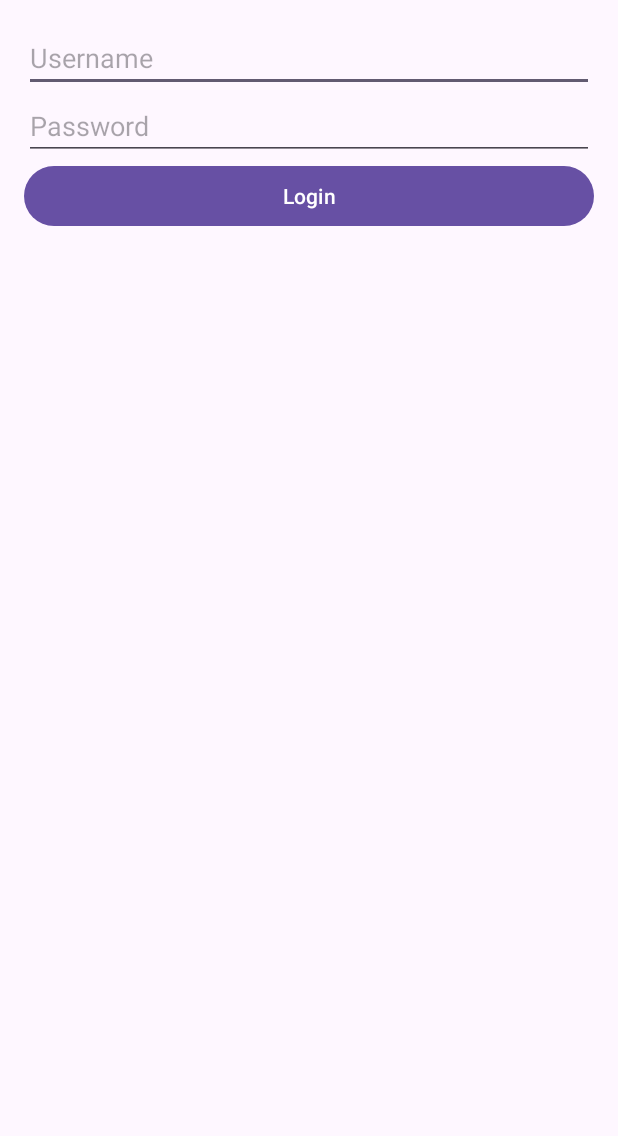
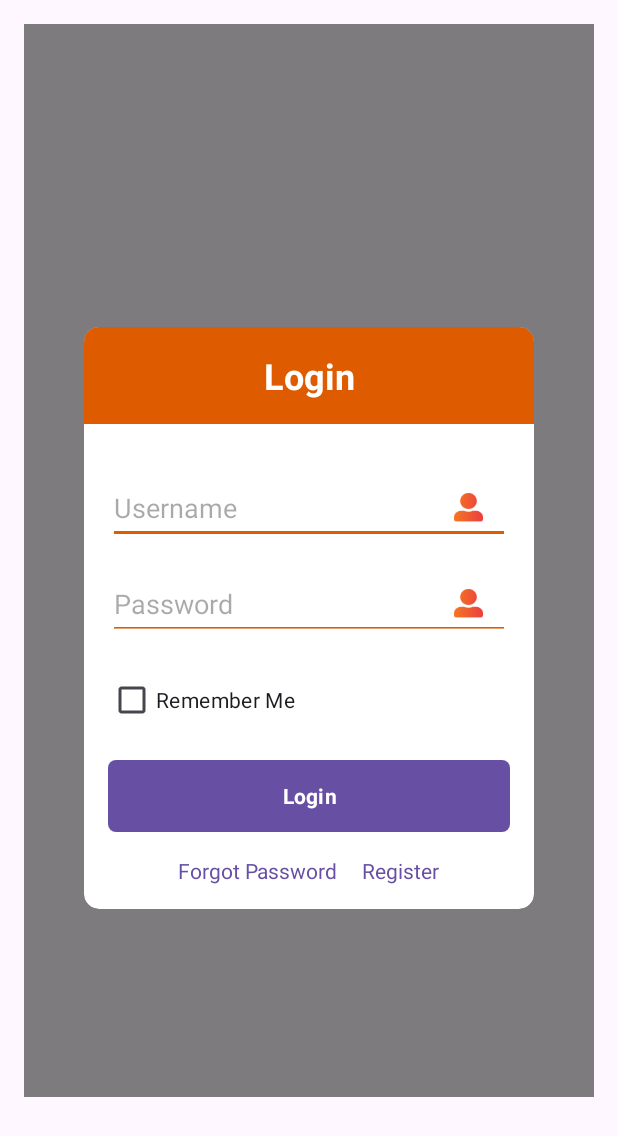
Before and after one commit to aichannsopheaktra/5g-project, an Android app: the screen it shows after launch (LoginActivity), on a phone screen of 412 x 824 dp. Shown: the top 1136 px of the screen. Run offline under Robolectric (Android 15) with nearby library versions, the phone set to English and light mode, and no system bars; Roboto replaces fonts that are not available here.

Commit message:
add interface

```diff
--- /dev/null
+++ b/app/src/main/res/drawable/button_background.xml
@@ -0,0 +1,5 @@
+<?xml version="1.0" encoding="utf-8"?>
+<shape xmlns:android="http://schemas.android.com/apk/res/android">
+    <solid android:color="#DE5B00" />
+    <corners android:radius="5dp" />
+</shape>
--- /dev/null
+++ b/app/src/main/res/drawable/edittext_underline.xml
@@ -0,0 +1,15 @@
+<?xml version="1.0" encoding="utf-8"?>
+<layer-list xmlns:android="http://schemas.android.com/apk/res/android">
+    <item>
+        <shape android:shape="rectangle">
+            <solid android:color="@android:color/transparent" />
+            <size android:height="2dp" />
+        </shape>
+    </item>
+    <item android:top="2dp">
+        <shape android:shape="rectangle">
+            <solid android:color="#DE5B00" />
+            <size android:height="2dp" />
+        </shape>
+    </item>
+</layer-list>
--- /dev/null
+++ b/app/src/main/res/drawable/header_background.xml
@@ -0,0 +1,4 @@
+<shape xmlns:android="http://schemas.android.com/apk/res/android">
+    <solid android:color="#DE5B00" />
+    <corners android:topLeftRadius="5dp" android:topRightRadius="5dp" />
+</shape>
--- a/app/src/main/res/layout/activity_login.xml
+++ b/app/src/main/res/layout/activity_login.xml
@@ -1,29 +1,154 @@
-<?xml version="1.0" encoding="utf-8"?>
-<LinearLayout xmlns:android="http://schemas.android.com/apk/res/android"
+<RelativeLayout xmlns:android="http://schemas.android.com/apk/res/android"
     xmlns:tools="http://schemas.android.com/tools"
+    xmlns:app="http://schemas.android.com/apk/res-auto"
     android:layout_width="match_parent"
     android:layout_height="match_parent"
+    android:padding="16dp"
+    tools:context=".ui.LoginActivity">
+
+    <!-- Background overlay to darken the screen -->
+    <View
+        android:layout_width="800dp"
+        android:layout_height="715dp"
+        android:background="#80000000" /> <!-- Adjust the alpha and color as needed -->
+
+    <androidx.cardview.widget.CardView
+        android:layout_width="300dp"
+        android:layout_height="wrap_content"
+        android:layout_centerInParent="true"
+        android:layout_margin="16dp"
+        android:elevation="5dp"
+        app:cardCornerRadius="10dp">
+
+        <RelativeLayout
+            android:layout_width="match_parent"
+            android:layout_height="match_parent">
+
+            <!-- Header with rounded corners on top left and right -->
+            <TextView
+                android:id="@+id/loginLabel"
+                android:layout_width="match_parent"
+                android:layout_height="wrap_content"
+                android:background="@drawable/header_background"
+                android:gravity="center"
+                android:padding="16dp"
+                android:text="Login"
+                android:textSize="24sp"
+                android:textStyle="bold"
+                android:textColor="#FFFFFF"
+                android:fontFamily="sans-serif" />
+
+            <LinearLayout
+                android:layout_width="match_parent"
+                android:layout_height="wrap_content"
+                android:layout_below="@id/loginLabel"
                 android:orientation="vertical"
                 android:padding="16dp"
-    tools:context=".ui.LoginActivity">
+                tools:ignore="ExtraText">
+
+                <RelativeLayout
+                    android:layout_width="match_parent"
+                    android:layout_height="48dp"
+                    android:layout_marginTop="16dp">
 
                     <EditText
                         android:id="@+id/usernameEditText"
                         android:layout_width="match_parent"
-        android:layout_height="wrap_content"
+                        android:layout_height="48dp"
+                        android:fontFamily="sans-serif"
                         android:hint="Username"
-        android:inputType="text" />
+                        android:inputType="text"
+                        android:theme="@style/EditTextOrangeUnderline" />
+
+                    <ImageView
+                        android:id="@+id/eyeIcon"
+                        android:layout_width="55dp"
+                        android:layout_height="35dp"
+                        android:layout_alignParentEnd="true"
+                        android:layout_centerVertical="true"
+                        android:clickable="true"
+                        android:focusable="true"
+                        android:padding="8dp"
+                        android:src="@drawable/user" />
+                </RelativeLayout>
+
+                <RelativeLayout
+                    android:layout_width="match_parent"
+                    android:layout_height="48dp"
+                    android:layout_marginTop="16dp">
 
                     <EditText
                         android:id="@+id/passwordEditText"
                         android:layout_width="match_parent"
+                        android:layout_height="48dp"
+                        android:hint="Password"
+                        android:inputType="textPassword"
+                        android:paddingEnd="48dp"
+                        android:theme="@style/EditTextOrangeUnderline"
+                        android:fontFamily="sans-serif" />
+
+                    <ImageView
+                        android:id="@+id/eyeIcon"
+                        android:layout_width="55dp"
+                        android:layout_height="35dp"
+                        android:layout_alignParentEnd="true"
+                        android:layout_centerVertical="true"
+                        android:clickable="true"
+                        android:focusable="true"
+                        android:padding="8dp"
+                        android:src="@drawable/user" />
+                </RelativeLayout>
+
+                <CheckBox
+                    android:id="@+id/rememberMeCheckBox"
+                    android:layout_width="wrap_content"
                     android:layout_height="wrap_content"
-        android:hint="Password"
-        android:inputType="textPassword" />
+                    android:text="Remember Me"
+                    android:layout_marginTop="16dp"
+                    android:fontFamily="sans-serif" />
 
+                <!-- Centering the Login Button -->
                 <Button
                     android:id="@+id/loginButton"
                     android:layout_width="match_parent"
                     android:layout_height="wrap_content"
-        android:text="Login" />
+                    android:layout_marginTop="16dp"
+                    android:background="@drawable/button_background"
+                    android:text="Login"
+                    android:textColor="#FFFFFF"
+                    android:textStyle="bold"
+                    android:fontFamily="sans-serif" />
+
+                <LinearLayout
+                    android:layout_width="match_parent"
+                    android:layout_height="wrap_content"
+                    android:gravity="center_horizontal"
+                    android:orientation="horizontal"
+                    android:layout_marginTop="16dp">
+
+                    <TextView
+                        android:id="@+id/forgotPasswordTextView"
+                        android:layout_width="wrap_content"
+                        android:layout_height="wrap_content"
+                        android:clickable="true"
+                        android:focusable="true"
+                        android:paddingEnd="16dp"
+                        android:text="Forgot Password"
+                        android:textColor="?attr/colorPrimary"
+                        android:fontFamily="sans-serif" />
+
+                    <TextView
+                        android:id="@+id/registerTextView"
+                        android:layout_width="wrap_content"
+                        android:layout_height="wrap_content"
+                        android:clickable="true"
+                        android:focusable="true"
+                        android:text="Register"
+                        android:textColor="?attr/colorPrimary"
+                        android:fontFamily="sans-serif" />
                 </LinearLayout>
+            </LinearLayout>
+        </RelativeLayout>
+    </androidx.cardview.widget.CardView>
+
+</RelativeLayout>
--- /dev/null
+++ b/app/src/main/res/values/themes1.xml
@@ -0,0 +1,15 @@
+<resources>
+    <style name="AppTheme" parent="Theme.AppCompat.Light.DarkActionBar">
+        <!-- Customize your theme here. -->
+        <item name="colorPrimary">#DE5B00</item>
+        <item name="colorPrimaryDark">#DE5B00</item>
+        <item name="colorAccent">#DE5B00</item>
+    </style>
+
+    <!-- Custom style for EditText underline color -->
+    <style name="EditTextOrangeUnderline" parent="Widget.AppCompat.EditText">
+        <item name="colorControlActivated">#DE5B00</item>
+        <item name="colorControlNormal">#DE5B00</item>
+        <item name="colorControlHighlight">#DE5B00</item>
+    </style>
+</resources>
```
Lines whose indentation alone changed are shown as unchanged.
